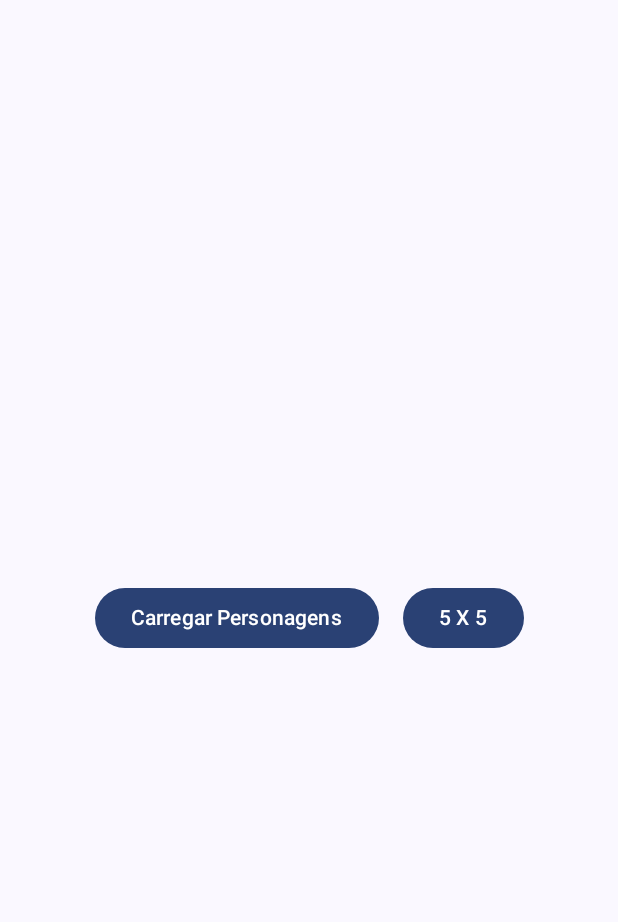
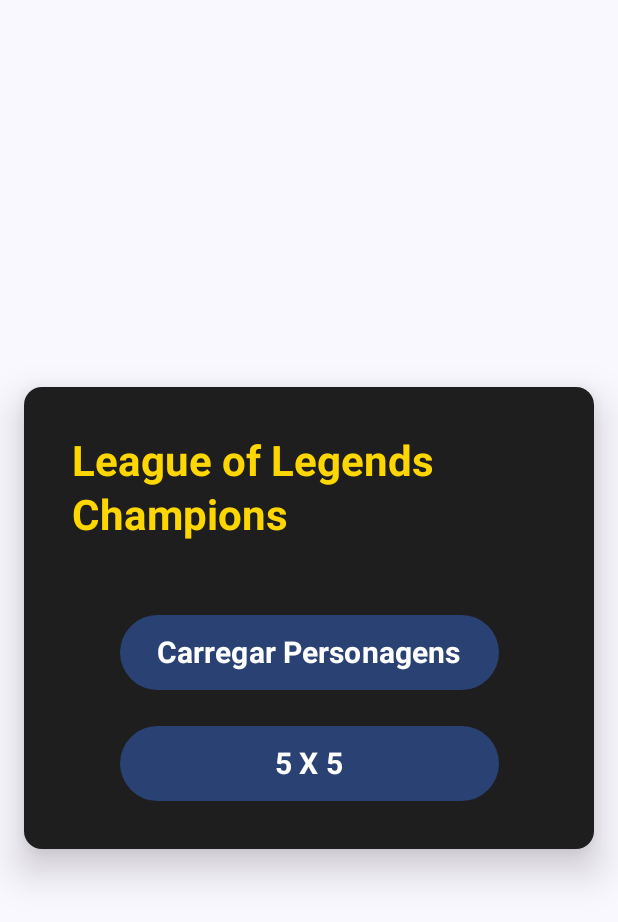
Before and after one commit to LucasPBolzan/LoLChampionsDescription, an Android app built with Jetpack Compose: the composable ContentButtons shown on its own in the app's theme, on a phone screen of 412 x 824 dp. Shown: the top 922 px of the screen. Run offline under Robolectric (Android 15) with nearby library versions, the phone set to English and light mode, and no system bars; network calls fail; pictures from the network do not load; 1 statement that could not run was skipped.

Commit message:
updates mainactivity

```diff
--- a/app/src/main/java/com/project/lolchampions/MainActivity.kt
+++ b/app/src/main/java/com/project/lolchampions/MainActivity.kt
@@ -8,15 +8,21 @@ import androidx.compose.foundation.Image
 import androidx.compose.foundation.background
 import androidx.compose.foundation.layout.*
 import androidx.compose.material3.Button
+import androidx.compose.material3.Card
+import androidx.compose.material3.CardDefaults
+import androidx.compose.material3.MaterialTheme
 import androidx.compose.material3.Text
 import androidx.compose.runtime.Composable
 import androidx.compose.ui.Alignment
 import androidx.compose.ui.Modifier
+import androidx.compose.ui.graphics.Brush
 import androidx.compose.ui.graphics.Color
 import androidx.compose.ui.layout.ContentScale
 import androidx.compose.ui.res.painterResource
+import androidx.compose.ui.text.font.FontWeight
 import androidx.compose.ui.tooling.preview.Preview
 import androidx.compose.ui.unit.dp
+import androidx.compose.ui.unit.sp
 import coil.compose.rememberAsyncImagePainter
 import com.project.lolchampions.ui.theme.LOLChampionsTheme
 
@@ -43,7 +49,15 @@ fun MainScreen(onLoadCharactersClick: () -> Unit, onFiveXFiveClick: () -> Unit)
         Box(
             modifier = Modifier
                 .fillMaxSize()
-                .background(Color.Black.copy(alpha = 0.5f))
+                .background(
+                    Brush.verticalGradient(
+                        colors = listOf(
+                            Color.Black.copy(alpha = 0.8f),
+                            Color.Transparent,
+                            Color.Black.copy(alpha = 0.8f)
+                        )
+                    )
+                )
         )
 
         ContentButtons(
@@ -69,16 +83,53 @@ fun ContentButtons(onLoadCharactersClick: () -> Unit, onFiveXFiveClick: () -> Un
         modifier = Modifier.fillMaxSize(),
         contentAlignment = Alignment.Center
     ) {
-        Row(
-            modifier = Modifier.padding(16.dp),
-            horizontalArrangement = Arrangement.spacedBy(16.dp)
+        Card(
+            modifier = Modifier
+                .padding(16.dp)
+                .background(Color.Transparent),
+            colors = CardDefaults.cardColors(containerColor = Color(0xFF1E1E1E)),
+            elevation = CardDefaults.cardElevation(16.dp)
         ) {
-            Button(onClick = onLoadCharactersClick) {
-                Text(text = "Carregar Personagens")
-            }
+            Column(
+                modifier = Modifier
+                    .padding(32.dp)
+                    .fillMaxWidth(),
+                verticalArrangement = Arrangement.spacedBy(24.dp),
+                horizontalAlignment = Alignment.CenterHorizontally
+            ) {
+                Text(
+                    text = "League of Legends Champions",
+                    style = MaterialTheme.typography.headlineMedium,
+                    fontWeight = FontWeight.Bold,
+                    color = Color(0xFFFFD700),
+                    modifier = Modifier.padding(bottom = 24.dp)
+                )
 
-            Button(onClick = onFiveXFiveClick) {
-                Text(text = "5 X 5")
+                Button(
+                    onClick = onLoadCharactersClick,
+                    modifier = Modifier
+                        .fillMaxWidth(0.8f)
+                        .height(50.dp)
+                ) {
+                    Text(
+                        text = "Carregar Personagens",
+                        fontSize = 20.sp,
+                        fontWeight = FontWeight.Bold
+                    )
+                }
+
+                Button(
+                    onClick = onFiveXFiveClick,
+                    modifier = Modifier
+                        .fillMaxWidth(0.8f)
+                        .height(50.dp)
+                ) {
+                    Text(
+                        text = "5 X 5",
+                        fontSize = 20.sp,
+                        fontWeight = FontWeight.Bold
+                    )
+                }
             }
         }
     }
--- a/gradle/libs.versions.toml
+++ b/gradle/libs.versions.toml
@@ -1,5 +1,5 @@
 [versions]
-agp = "8.6.0"
+agp = "8.5.1"
 kotlin = "1.9.0"
 coreKtx = "1.13.1"
 junit = "4.13.2"
```
